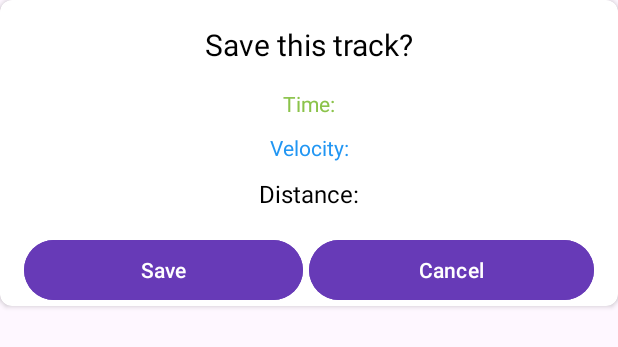
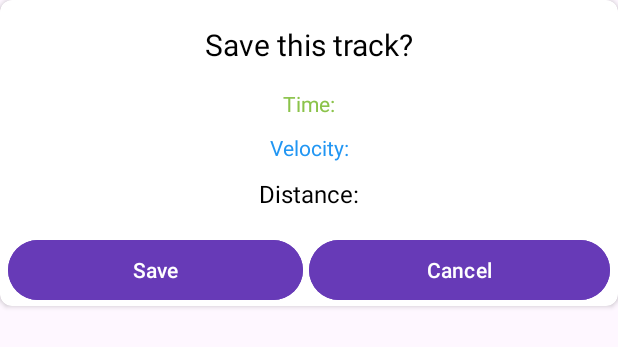
Before and after one commit to AverDmi/GpsTracker, an Android app: the layout save_dialog.xml on its own in the app's theme, with its tools: preview values and no code run, on a phone screen of 412 x 824 dp. Shown: the top 347 px of the screen. Run offline under Robolectric (Android 15) with nearby library versions, the phone set to English and light mode, and no system bars; Roboto replaces fonts that are not available here.

Commit message:
Added show dialog function

```diff
--- a/app/src/main/java/com/dimthomas/gpstracker/fragments/MainFragment.kt
+++ b/app/src/main/java/com/dimthomas/gpstracker/fragments/MainFragment.kt
@@ -131,6 +131,11 @@ class MainFragment : Fragment() {
             activity?.stopService(Intent(activity, LocationService::class.java))
             binding.fStartStop.setImageResource(R.drawable.ic_play)
             timer?.cancel()
+            DialogManager.showSaveDialog(requireContext(), object : DialogManager.Listener {
+                override fun onClick() {
+                    Toast.makeText(context, "Track has been saved!", Toast.LENGTH_SHORT).show()
+                }
+            })
         }
         isServiceRunning = !isServiceRunning
     }
--- a/app/src/main/res/layout/save_dialog.xml
+++ b/app/src/main/res/layout/save_dialog.xml
@@ -62,9 +62,9 @@
         <LinearLayout
             android:layout_width="0dp"
             android:layout_height="wrap_content"
-            android:layout_marginStart="16dp"
+            android:layout_marginStart="5dp"
             android:layout_marginTop="16dp"
-            android:layout_marginEnd="16dp"
+            android:layout_marginEnd="5dp"
             android:orientation="horizontal"
             app:layout_constraintBottom_toBottomOf="parent"
             app:layout_constraintEnd_toEndOf="parent"
```
Also changed, not shown: app/src/main/java/com/dimthomas/gpstracker/utils/DialogManager.kt (+22 -0 lines).
